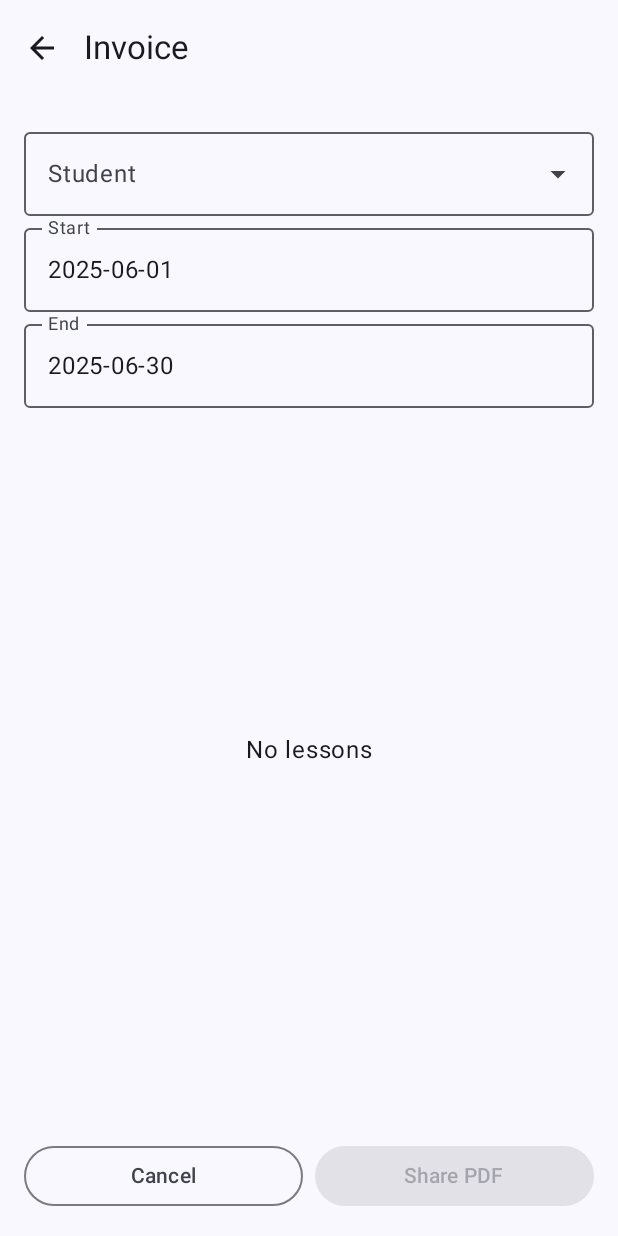
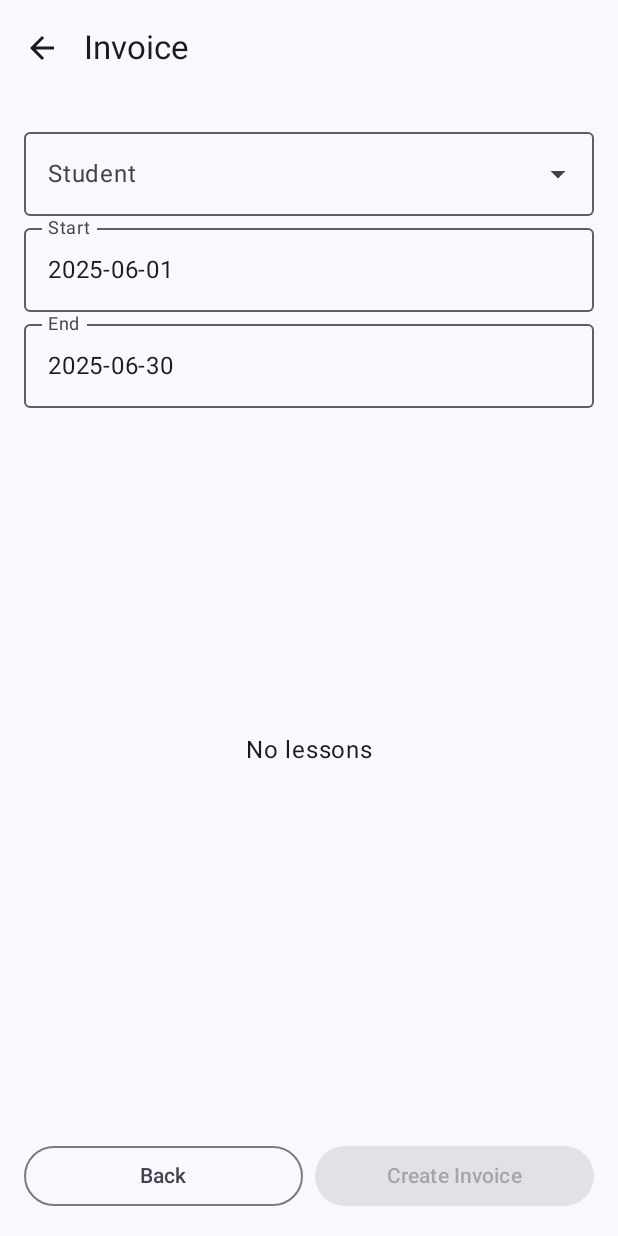
Before and after one commit to tsampolion/TutorBillingApp, an Android app built with Jetpack Compose: the InvoiceScreen screen opened through its navigation route, on a phone screen of 412 x 824 dp. Run offline under Robolectric (Android 15) with nearby library versions, the phone set to English and light mode, and no system bars; our stand-ins replace Dagger/Hilt's generated code.

Commit message:
fix(invoice): finalize generation flow

```diff
--- a/app/src/main/java/gr/tsambala/tutorbilling/navigation/StudentNavGraph.kt
+++ b/app/src/main/java/gr/tsambala/tutorbilling/navigation/StudentNavGraph.kt
@@ -51,11 +51,11 @@ fun NavGraphBuilder.studentGraph(navController: NavHostController) {
                 onNavigateBack = { navController.popBackStack() },
                 onNavigateToLesson = { lessonId ->
                     navController.navigate(
-                        Screen.Lesson.createRoute(lessonId.toString(), studentIdArg)
+                        Screen.Lesson.createRoute(lessonId, studentIdArg)
                     )
                 },
                 onAddLesson = {
-                    navController.navigate(Screen.Lesson.createRoute("new", studentIdArg))
+                    navController.navigate(Screen.Lesson.createRoute(0, studentIdArg))
                 },
                 viewModel = viewModel
             )
--- a/app/src/main/java/gr/tsambala/tutorbilling/ui/invoice/InvoiceScreen.kt
+++ b/app/src/main/java/gr/tsambala/tutorbilling/ui/invoice/InvoiceScreen.kt
@@ -50,6 +50,7 @@ fun InvoiceScreen(
     val selectedStudentId by viewModel.selectedStudentId.collectAsStateWithLifecycle()
     val selectedLessons by viewModel.selectedLessons.collectAsStateWithLifecycle()
     val context = LocalContext.current
+    var showConfirm by remember { mutableStateOf(false) }
 
     Scaffold(
         topBar = {
@@ -69,22 +70,12 @@ fun InvoiceScreen(
                     .padding(16.dp),
                 horizontalArrangement = Arrangement.spacedBy(8.dp)
             ) {
-                OutlinedButton(onClick = onBack, modifier = Modifier.weight(1f)) { Text("Cancel") }
+                OutlinedButton(onClick = onBack, modifier = Modifier.weight(1f)) { Text("Back") }
                 Button(
-                    onClick = {
-                        val selected = lessons.filter { selectedLessons.contains(it.lesson.id) }
-                        val uri = createInvoicePdf(File(context.filesDir, "invoices"), selected)
-                        val pdfFile = uri.toFile()
-                        val share = Intent(Intent.ACTION_SEND).apply {
-                            type = "application/pdf"
-                            putExtra(Intent.EXTRA_STREAM, FileProvider.getUriForFile(context, "${context.packageName}.provider", pdfFile))
-                            addFlags(Intent.FLAG_GRANT_READ_URI_PERMISSION)
-                        }
-                        context.startActivity(Intent.createChooser(share, null))
-                    },
+                    onClick = { showConfirm = true },
                     modifier = Modifier.weight(1f),
                     enabled = selectedLessons.isNotEmpty()
-                ) { Text("Share PDF") }
+                ) { Text("Create Invoice") }
             }
         }
     ) { padding ->
@@ -115,6 +106,31 @@ fun InvoiceScreen(
                     }
                 }
             }
+        }
+        if (showConfirm) {
+            AlertDialog(
+                onDismissRequest = { showConfirm = false },
+                title = { Text("Create Invoice") },
+                text = { Text("Generate PDF and mark lessons as paid?") },
+                confirmButton = {
+                    TextButton(onClick = {
+                        val selected = lessons.filter { selectedLessons.contains(it.lesson.id) }
+                        val uri = createInvoicePdf(File(context.filesDir, "invoices"), selected)
+                        viewModel.markAsPaid(selected.map { it.lesson.id })
+                        val pdfFile = uri.toFile()
+                        val share = Intent(Intent.ACTION_SEND).apply {
+                            type = "application/pdf"
+                            putExtra(Intent.EXTRA_STREAM, FileProvider.getUriForFile(context, "${context.packageName}.provider", pdfFile))
+                            addFlags(Intent.FLAG_GRANT_READ_URI_PERMISSION)
+                        }
+                        context.startActivity(Intent.createChooser(share, null))
+                        showConfirm = false
+                    }) { Text("Create") }
+                },
+                dismissButton = {
+                    TextButton(onClick = { showConfirm = false }) { Text("Cancel") }
+                }
+            )
         }
     }
 }
```
